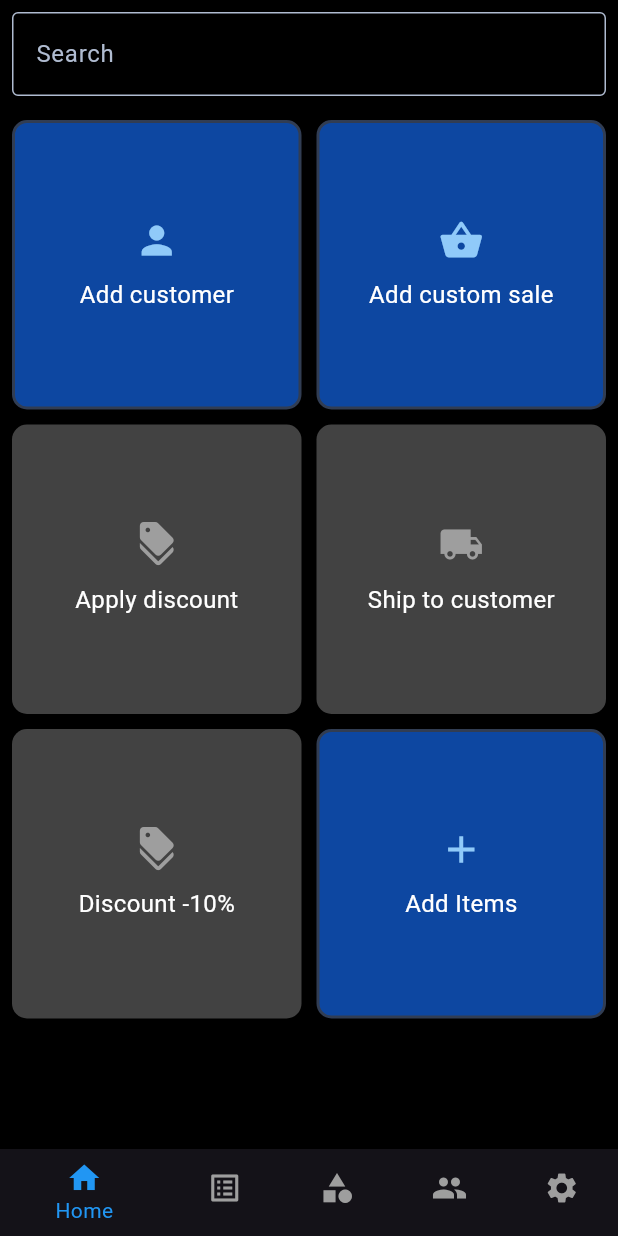
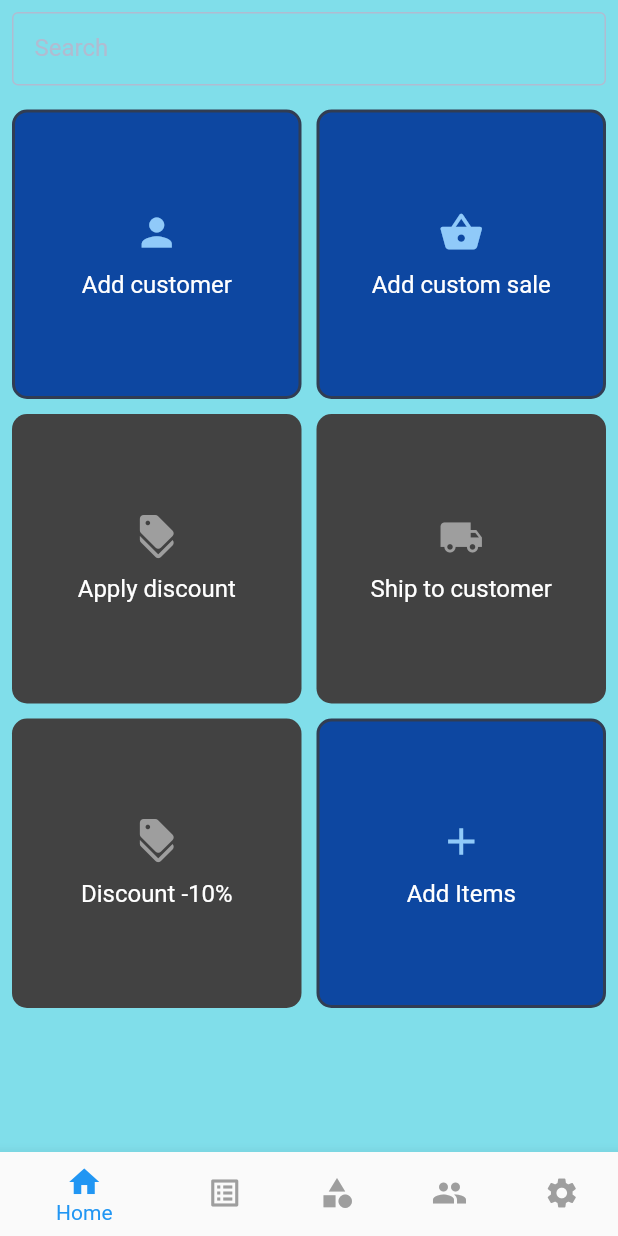
Before and after one commit to shiX0/sajilo-sales, a Flutter app: the screen it shows after launch, after a tap on "Login", on a phone screen of 412 x 824 dp. Run offline on Flutter 3.47's test engine with Material 3 defaults, Android fonts, the light colour scheme and no system bars; our stand-ins replace flutter_svg; Roboto replaces fonts that are missing (Manrope).

Commit message:
added custom theme

```diff
--- a/lib/app/app.dart
+++ b/lib/app/app.dart
@@ -1,21 +1,14 @@
 import 'package:flutter/material.dart';
 import 'package:sajilo_sales/screens/splash_screen.dart';
+import 'package:sajilo_sales/theme/theme_data.dart';
 
 class App extends StatelessWidget {
   const App({super.key});
 
   @override
   Widget build(BuildContext context) {
-    final ThemeData darkTheme = ThemeData(
-      brightness: Brightness.dark,
-      primaryColor: Colors.deepPurple,
-      primaryColorDark: Colors.deepPurple,
-      hintColor: Colors.amber,
-      scaffoldBackgroundColor: Colors.black,
-      // Customize more properties as needed
-    );
     return MaterialApp(
-      theme: darkTheme,
+      theme: getApplicationTheme(),
       debugShowCheckedModeBanner: false,
       home: const SplashScreen(),
     );
--- a/lib/theme/theme_data.dart
+++ b/lib/theme/theme_data.dart
@@ -0,0 +1,36 @@
+import 'package:flutter/material.dart';
+
+ThemeData getApplicationTheme() {
+  return ThemeData(
+    useMaterial3: false,
+    primaryColor: Colors.amber,
+    primarySwatch: Colors.amber,
+    fontFamily: "Manrope",
+    scaffoldBackgroundColor: Colors.cyan[200],
+    elevatedButtonTheme: ElevatedButtonThemeData(
+        style: ElevatedButton.styleFrom(
+            textStyle:
+                const TextStyle(fontSize: 18, fontFamily: 'Manrope bold'),
+            backgroundColor: Colors.pink[100]!)),
+    appBarTheme: const AppBarTheme(
+      backgroundColor: Colors.deepPurpleAccent,
+      centerTitle: true,
+      titleTextStyle: TextStyle(color: Color(0xFFFFFFFF), fontSize: 18),
+    ),
+    inputDecorationTheme: const InputDecorationTheme(
+      contentPadding: EdgeInsets.all(15),
+      border: OutlineInputBorder(),
+      labelStyle: TextStyle(
+        fontSize: 20,
+      ),
+      errorBorder: OutlineInputBorder(
+        borderSide: BorderSide(
+          color: Colors.blue,
+        ),
+      ),
+      focusedBorder: OutlineInputBorder(
+        borderSide: BorderSide(color: Colors.red),
+      ),
+    ),
+  );
+}
```
